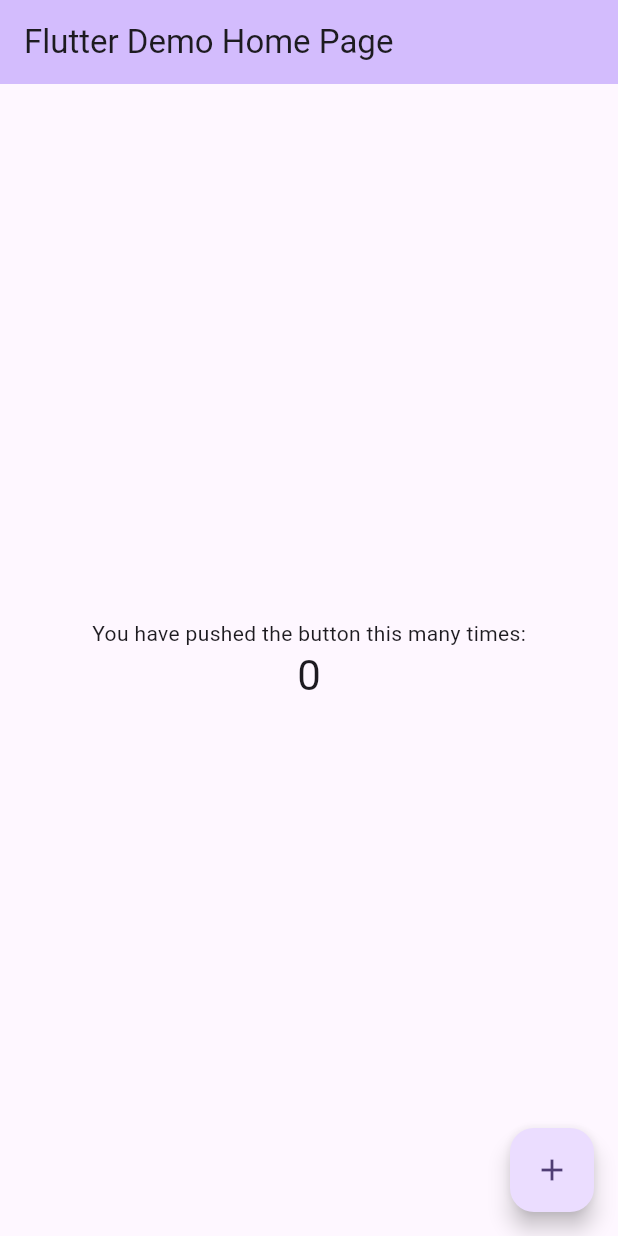
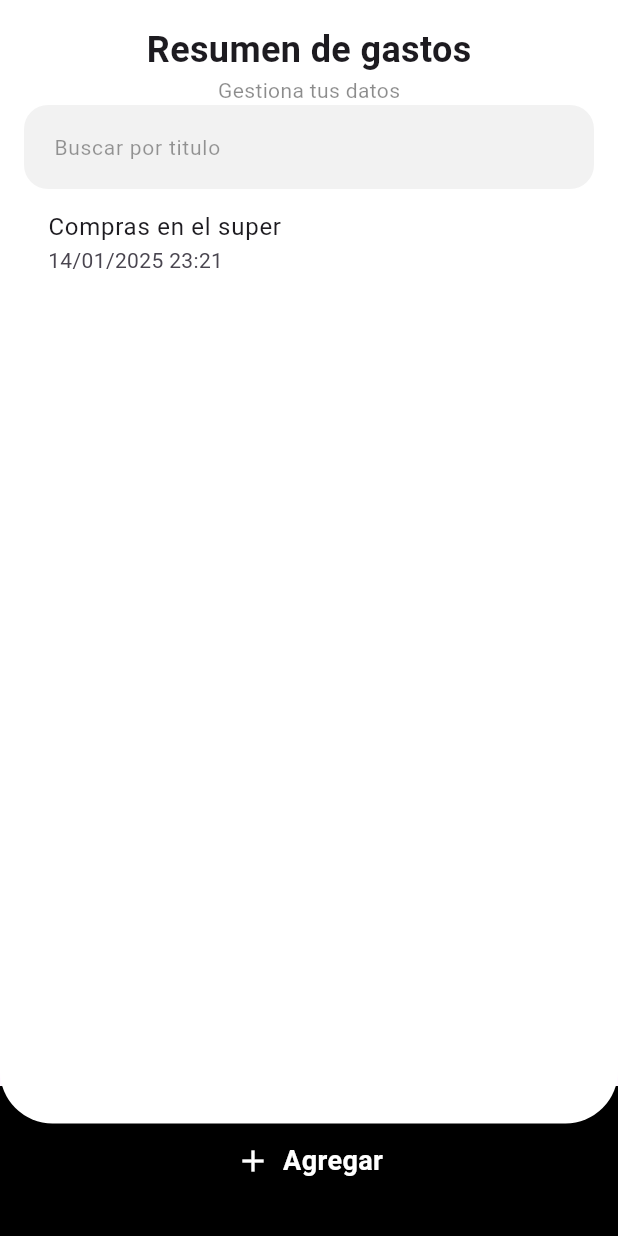
Before and after one commit to dennisqc/Gastos_app, a Flutter app: the screen it shows after launch, on a phone screen of 412 x 824 dp. Run offline on Flutter 3.47's test engine with Material 3 defaults, Android fonts, the phone set to English and light mode, and no system bars; our stand-ins replace sqflite; accounts and stored records are empty.

Commit message:
bd create

```diff
--- a/lib/main.dart
+++ b/lib/main.dart
@@ -1,125 +1,9 @@
+import 'package:appgastos/pages/home_page.dart';
 import 'package:flutter/material.dart';
 
 void main() {
-  runApp(const MyApp());
+  runApp(MaterialApp(
+    home: HomePage(),
+    debugShowCheckedModeBanner: false,
+  ));
 }
-
-class MyApp extends StatelessWidget {
-  const MyApp({super.key});
-
-  // This widget is the root of your application.
-  @override
-  Widget build(BuildContext context) {
-    return MaterialApp(
-      title: 'Flutter Demo',
-      theme: ThemeData(
-        // This is the theme of your application.
-        //
-        // TRY THIS: Try running your application with "flutter run". You'll see
-        // the application has a purple toolbar. Then, without quitting the app,
-        // try changing the seedColor in the colorScheme below to Colors.green
-        // and then invoke "hot reload" (save your changes or press the "hot
-        // reload" button in a Flutter-supported IDE, or press "r" if you used
-        // the command line to start the app).
-        //
-        // Notice that the counter didn't reset back to zero; the application
-        // state is not lost during the reload. To reset the state, use hot
-        // restart instead.
-        //
-        // This works for code too, not just values: Most code changes can be
-        // tested with just a hot reload.
-        colorScheme: ColorScheme.fromSeed(seedColor: Colors.deepPurple),
-        useMaterial3: true,
-      ),
-      home: const MyHomePage(title: 'Flutter Demo Home Page'),
-    );
-  }
-}
-
-class MyHomePage extends StatefulWidget {
-  const MyHomePage({super.key, required this.title});
-
-  // This widget is the home page of your application. It is stateful, meaning
-  // that it has a State object (defined below) that contains fields that affect
-  // how it looks.
-
-  // This class is the configuration for the state. It holds the values (in this
-  // case the title) provided by the parent (in this case the App widget) and
-  // used by the build method of the State. Fields in a Widget subclass are
-  // always marked "final".
-
-  final String title;
-
-  @override
-  State<MyHomePage> createState() => _MyHomePageState();
-}
-
-class _MyHomePageState extends State<MyHomePage> {
-  int _counter = 0;
-
-  void _incrementCounter() {
-    setState(() {
-      // This call to setState tells the Flutter framework that something has
-      // changed in this State, which causes it to rerun the build method below
-      // so that the display can reflect the updated values. If we changed
-      // _counter without calling setState(), then the build method would not be
-      // called again, and so nothing would appear to happen.
-      _counter++;
-    });
-  }
-
-  @override
-  Widget build(BuildContext context) {
-    // This method is rerun every time setState is called, for instance as done
-    // by the _incrementCounter method above.
-    //
-    // The Flutter framework has been optimized to make rerunning build methods
-    // fast, so that you can just rebuild anything that needs updating rather
-    // than having to individually change instances of widgets.
-    return Scaffold(
-      appBar: AppBar(
-        // TRY THIS: Try changing the color here to a specific color (to
-        // Colors.amber, perhaps?) and trigger a hot reload to see the AppBar
-        // change color while the other colors stay the same.
-        backgroundColor: Theme.of(context).colorScheme.inversePrimary,
-        // Here we take the value from the MyHomePage object that was created by
-        // the App.build method, and use it to set our appbar title.
-        title: Text(widget.title),
-      ),
-      body: Center(
-        // Center is a layout widget. It takes a single child and positions it
-        // in the middle of the parent.
-        child: Column(
-          // Column is also a layout widget. It takes a list of children and
-          // arranges them vertically. By default, it sizes itself to fit its
-          // children horizontally, and tries to be as tall as its parent.
-          //
-          // Column has various properties to control how it sizes itself and
-          // how it positions its children. Here we use mainAxisAlignment to
-          // center the children vertically; the main axis here is the vertical
-          // axis because Columns are vertical (the cross axis would be
-          // horizontal).
-          //
-          // TRY THIS: Invoke "debug painting" (choose the "Toggle Debug Paint"
-          // action in the IDE, or press "p" in the console), to see the
-          // wireframe for each widget.
-          mainAxisAlignment: MainAxisAlignment.center,
-          children: <Widget>[
-            const Text(
-              'You have pushed the button this many times:',
-            ),
-            Text(
-              '$_counter',
-              style: Theme.of(context).textTheme.headlineMedium,
-            ),
-          ],
-        ),
-      ),
-      floatingActionButton: FloatingActionButton(
-        onPressed: _incrementCounter,
-        tooltip: 'Increment',
-        child: const Icon(Icons.add),
-      ), // This trailing comma makes auto-formatting nicer for build methods.
-    );
-  }
-}
--- /dev/null
+++ b/lib/pages/home_page.dart
@@ -0,0 +1,135 @@
+import 'package:appgastos/db/db_admin.dart';
+import 'package:appgastos/widget/register_modal.dart';
+import 'package:flutter/material.dart';
+
+class HomePage extends StatefulWidget {
+  const HomePage({super.key});
+
+  @override
+  State<HomePage> createState() => _HomePageState();
+}
+
+class _HomePageState extends State<HomePage> {
+  Widget busquedaWidget() {
+    return TextField(
+      decoration: InputDecoration(
+          hintText: "Buscar por titulo",
+          hintStyle:
+              TextStyle(color: Colors.black.withOpacity(0.4), fontSize: 14),
+          filled: true,
+          fillColor: Colors.black.withOpacity(0.05),
+          contentPadding: EdgeInsets.all(16),
+          focusedBorder: OutlineInputBorder(
+            borderSide: BorderSide.none,
+            borderRadius: BorderRadius.circular(16),
+          ),
+          enabledBorder: OutlineInputBorder(
+              borderSide: BorderSide.none,
+              borderRadius: BorderRadius.circular(16))),
+    );
+  }
+
+  showRegisterModel() {
+    showModalBottomSheet(
+        backgroundColor: Colors.transparent,
+        context: context,
+        builder: (BuildContext context) {
+          return Container(
+              padding: EdgeInsets.symmetric(vertical: 24, horizontal: 16),
+              decoration: BoxDecoration(
+                  color: Colors.white,
+                  borderRadius: BorderRadius.only(
+                      topLeft: Radius.circular(34),
+                      topRight: Radius.circular(34))),
+              child: RegisterModal());
+        });
+  }
+
+  @override
+  Widget build(BuildContext context) {
+    return SafeArea(
+      child: Scaffold(
+        // appBar: AppBar(),
+        body: Stack(
+          children: [
+            Column(
+              mainAxisAlignment: MainAxisAlignment.end,
+              children: [
+                InkWell(
+                  onTap: () {
+                    // showRegisterModel();
+                    DBAdmin dbadmin = DBAdmin();
+                    dbadmin.initDatabase();
+                  },
+                  child: Container(
+                    color: Colors.black,
+                    height: 100,
+                    width: double.infinity,
+                    child: Row(
+                      mainAxisAlignment: MainAxisAlignment.center,
+                      children: [
+                        Icon(
+                          Icons.add,
+                          color: Colors.white,
+                        ),
+                        SizedBox(
+                          width: 8,
+                        ),
+                        Text(
+                          "Agregar",
+                          style: TextStyle(
+                              color: Colors.white,
+                              fontWeight: FontWeight.w700,
+                              fontSize: 18),
+                        )
+                      ],
+                    ),
+                  ),
+                ),
+              ],
+            ),
+            Column(
+              children: [
+                Expanded(
+                  child: Container(
+                    padding: EdgeInsets.only(top: 16, left: 16, right: 16),
+                    width: double.infinity,
+                    decoration: BoxDecoration(
+                        color: Colors.white,
+                        borderRadius: BorderRadius.only(
+                            bottomLeft: Radius.circular(35),
+                            bottomRight: Radius.circular(35))),
+                    child: Column(
+                      children: [
+                        Text(
+                          "Resumen de gastos",
+                          style: TextStyle(
+                              fontSize: 24, fontWeight: FontWeight.bold),
+                        ),
+                        Text(
+                          "Gestiona tus datos",
+                          style: TextStyle(
+                              fontSize: 14,
+                              fontWeight: FontWeight.w400,
+                              color: Colors.black45),
+                        ),
+                        busquedaWidget(),
+                        ListTile(
+                          title: Text("Compras en el super"),
+                          subtitle: Text("14/01/2025 23:21"),
+                        )
+                      ],
+                    ),
+                  ),
+                ),
+                SizedBox(
+                  height: 75,
+                )
+              ],
+            ),
+          ],
+        ),
+      ),
+    );
+  }
+}
```
Also changed, not shown: lib/db/db_admin.dart (added, +25 -0 lines), lib/widget/field_model_widget.dart (added, +42 -0 lines), lib/widget/register_modal.dart (added, +56 -0 lines), pubspec.yaml (+5 -2 lines), assets/images/alimentos.webp (added), assets/images/bancos.webp (added), assets/images/entretenimiento.webp (added), assets/images/otros.webp (added), assets/images/servicios.webp (added), pubspec.lock.
